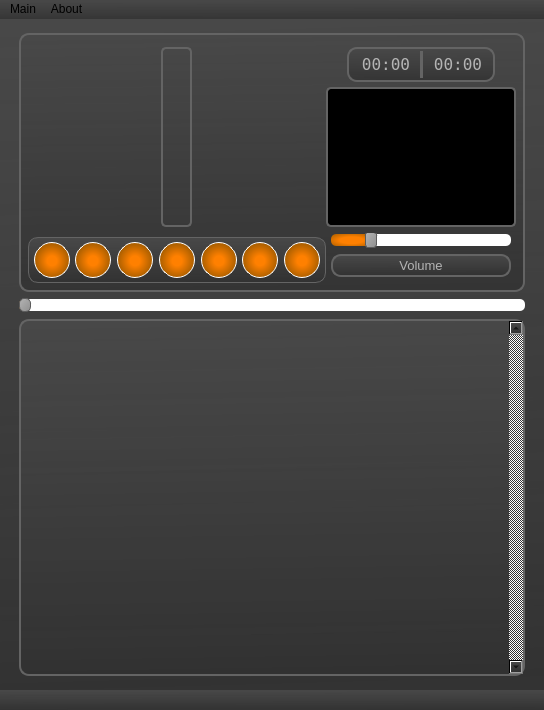
Before: the Qt Designer form design.ui in den-koch/AudioPlayer_PyVers, drawn with Qt 5.
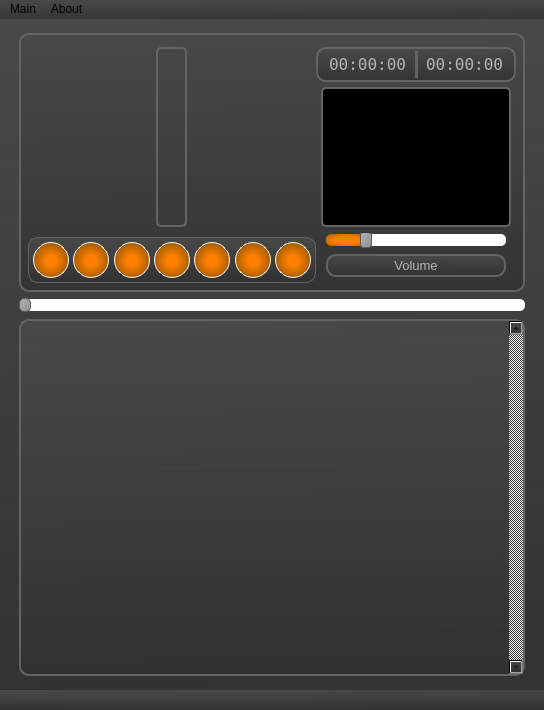
After: the same form once the commit is applied. Icons and pictures are not drawn. Custom widgets are drawn as their Qt base class.

Diff of the .ui file:
```diff
--- a/design.ui
+++ b/design.ui
@@ -889,7 +889,7 @@
            <property name="spacing">
             <number>0</number>
            </property>
-           <item row="0" column="1">
+           <item row="0" column="1" alignment="Qt::AlignHCenter">
             <widget class="QFrame" name="frame">
              <property name="sizePolicy">
               <sizepolicy hsizetype="Fixed" vsizetype="Fixed">
@@ -899,13 +899,13 @@
              </property>
              <property name="minimumSize">
               <size>
-               <width>148</width>
+               <width>200</width>
                <height>35</height>
               </size>
              </property>
              <property name="maximumSize">
               <size>
-               <width>148</width>
+               <width>200</width>
                <height>35</height>
               </size>
              </property>
@@ -952,7 +952,7 @@
                 </property>
                 <property name="maximumSize">
                  <size>
-                  <width>70</width>
+                  <width>100</width>
                   <height>25</height>
                  </size>
                 </property>
@@ -969,7 +969,7 @@
 </string>
                 </property>
                 <property name="text">
-                 <string>00:00</string>
+                 <string>00:00:00</string>
                 </property>
                 <property name="alignment">
                  <set>Qt::AlignCenter</set>
@@ -999,7 +999,7 @@
                 </property>
                 <property name="maximumSize">
                  <size>
-                  <width>70</width>
+                  <width>100</width>
                   <height>25</height>
                  </size>
                 </property>
@@ -1016,7 +1016,7 @@
 </string>
                 </property>
                 <property name="text">
-                 <string>00:00</string>
+                 <string>00:00:00</string>
                 </property>
                 <property name="alignment">
                  <set>Qt::AlignCenter</set>
```
